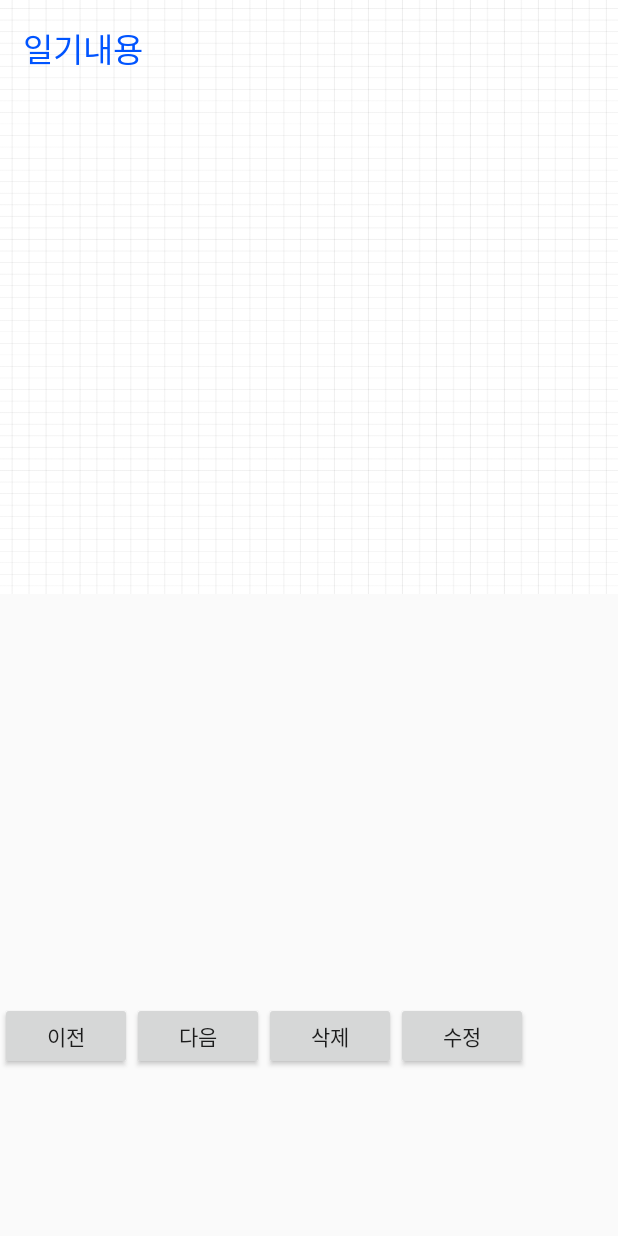
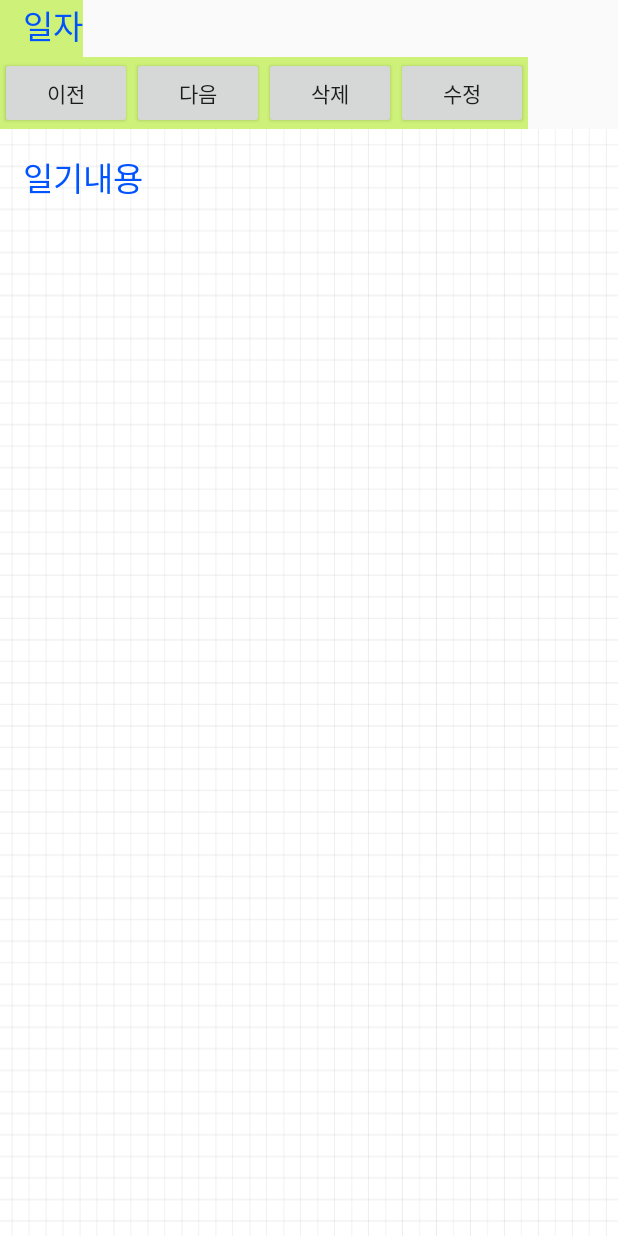
Before and after one commit to rangkim/DiaryApp, an Android app: the ShowMyData screen opened directly, with no data from a screen before it, after a tap on "다음", on a phone screen of 412 x 824 dp. Run offline under Robolectric (Android 15) with nearby library versions, the phone set to English and light mode, and no system bars.

Commit message:
layout 수정

```diff
--- a/app/src/main/java/com/example/diaryapp/ModifyMyData.java
+++ b/app/src/main/java/com/example/diaryapp/ModifyMyData.java
@@ -6,6 +6,7 @@ import android.database.Cursor;
 import android.database.sqlite.SQLiteDatabase;
 import android.database.sqlite.SQLiteException;
 import android.os.Bundle;
+import android.util.Log;
 import android.view.View;
 import android.widget.EditText;
 import android.widget.TextView;
@@ -60,6 +61,7 @@ public class ModifyMyData extends Activity {
             diary_date = cursor.getString(0);
 
             String str_ex = t1.getText().toString();
+            Log.d("Mydata",diary_date);
             String sql = String.format("UPDATE diaryTB SET data2 = '%s' WHERE data1 = '%s'", str_ex, diary_date);
 
             sdb.execSQL(sql);
--- a/app/src/main/java/com/example/diaryapp/ShowMyData.java
+++ b/app/src/main/java/com/example/diaryapp/ShowMyData.java
@@ -6,6 +6,7 @@ import android.database.Cursor;
 import android.database.sqlite.SQLiteDatabase;
 import android.database.sqlite.SQLiteException;
 import android.os.Bundle;
+import android.util.Log;
 import android.view.View;
 import android.widget.TextView;
 
@@ -23,6 +24,7 @@ public class ShowMyData extends Activity {
         super.onCreate(savedInstanceState);
         setContentView(R.layout.show);
 
+        Log.d("Mydata", "showData");
         date = (TextView) findViewById(R.id.date);
         t1 = (TextView) findViewById(R.id.t1);
 
@@ -46,10 +48,14 @@ public class ShowMyData extends Activity {
             cursor.close();
             dbmgr.close();
         } catch (SQLiteException e){}
+
+        Log.d("Mydata", "showData");
         date.setText(diary_content);
         t1.setText(diary_date);
     }
     public void nextData(View v){
+
+        Log.d("Mydata", "nextData");
         try{
             DBManager dbmgr = new DBManager(this);
             SQLiteDatabase sdb = dbmgr.getReadableDatabase();
@@ -66,11 +72,15 @@ public class ShowMyData extends Activity {
                 diary_content = cursor.getString(0);
                 diary_date = cursor.getString(1);
             }
+            Log.d("Mydata", "in sql "+diary_content);
 
             cursor.close();
             dbmgr.close();
-        } catch (SQLiteException e){}
+        } catch (SQLiteException e){
+            Log.e("Mydata", e.toString());
 
+        }
+        Log.d("Mydata", ""+diary_content);
         date.setText(diary_content);
         t1.setText(diary_date);
     }
--- a/app/src/main/res/layout/show.xml
+++ b/app/src/main/res/layout/show.xml
@@ -1,15 +1,16 @@
 <?xml version="1.0" encoding="utf-8"?>
-<android.support.constraint.ConstraintLayout
-    xmlns:android="http://schemas.android.com/apk/res/android"
+<RelativeLayout xmlns:android="http://schemas.android.com/apk/res/android"
     xmlns:app="http://schemas.android.com/apk/res-auto"
     xmlns:tools="http://schemas.android.com/tools"
+    android:id="@+id/relativeLayout2"
     android:layout_width="match_parent"
     android:layout_height="match_parent"
     android:orientation="vertical">
 
     <!--날짜-->
     <LinearLayout
-        android:layout_width="match_parent"
+        android:id="@+id/linearLayout1"
+        android:layout_width="wrap_content"
         android:layout_height="wrap_content"
         android:background="#CEF279"
         android:orientation="horizontal"
@@ -22,54 +23,26 @@
             android:orientation="vertical"
             android:text="일자"
             android:textColor="#0054FF"
-            android:textSize="22dp"/>
+            android:textSize="22dp" />
 
         <TextView
             android:id="@+id/date"
             android:layout_width="wrap_content"
             android:layout_height="38dp"
             android:orientation="vertical"
-            android:textSize="22dp"/>
+            android:textSize="22dp" />
 
     </LinearLayout>
 
-    <!--일기내용-->
     <LinearLayout
-        android:layout_width="match_parent"
-        android:layout_height="396dp"
-        android:background="@drawable/paper"
-        android:orientation="vertical"
-        tools:ignore="MissingConstraints">
+        android:id="@+id/linearLayout2"
+        android:layout_width="wrap_content"
+        android:layout_height="wrap_content"
+        android:background="#CEF279"
+        android:orientation="horizontal"
+        tools:ignore="MissingConstraints"
+        android:layout_below="@+id/linearLayout1">
 
-        <TextView
-            android:layout_width="wrap_content"
-            android:layout_height="38dp"
-            android:layout_marginLeft="15dp"
-            android:layout_marginTop="15dp"
-            android:orientation="vertical"
-            android:text="일기내용"
-            android:textColor="#0054FF"
-            android:textSize="22dp"/>
-
-        <TextView
-            android:id="@+id/t1"
-            android:layout_width="fill_parent"
-            android:layout_height="400dp"
-            android:layout_marginLeft="10dp"
-            android:textColor="#CC723D"
-            android:textSize="22dp"/>
-
-    </LinearLayout>
-
-
-    <LinearLayout
-        android:layout_width="wrap_content"
-        android:layout_height="45dp"
-        android:layout_marginTop="668dp"
-        android:orientation="horizontal"
-        app:layout_constraintTop_toTopOf="parent"
-        tools:layout_editor_absoluteX="29dp"
-        tools:ignore="MissingConstraints">
     <!--저장버튼-->
     <Button
         android:id="@+id/bprevious"
@@ -98,8 +71,38 @@
         android:layout_height="wrap_content"
         android:onClick="modifyData"
         android:text="수정" />
+
+
+    </LinearLayout>
+    <!--일기내용-->
+    <LinearLayout
+        android:id="@+id/linearLayout3"
+        android:layout_width="wrap_content"
+        android:layout_height="wrap_content"
+        android:background="@drawable/paper"
+        android:orientation="vertical"
+        tools:ignore="MissingConstraints"
+        android:layout_below="@+id/linearLayout2">>
+
+        <TextView
+            android:layout_width="wrap_content"
+            android:layout_height="38dp"
+            android:layout_marginLeft="15dp"
+            android:layout_marginTop="15dp"
+            android:orientation="vertical"
+            android:text="일기내용"
+            android:textColor="#0054FF"
+            android:textSize="22dp" />
+
+        <TextView
+            android:id="@+id/t1"
+            android:layout_width="fill_parent"
+            android:layout_height="400dp"
+            android:layout_marginLeft="10dp"
+            android:textColor="#CC723D"
+            android:textSize="22dp" />
+
     </LinearLayout>
 
 
-
-</android.support.constraint.ConstraintLayout>
+</RelativeLayout>
```
Lines whose indentation alone changed are shown as unchanged.
